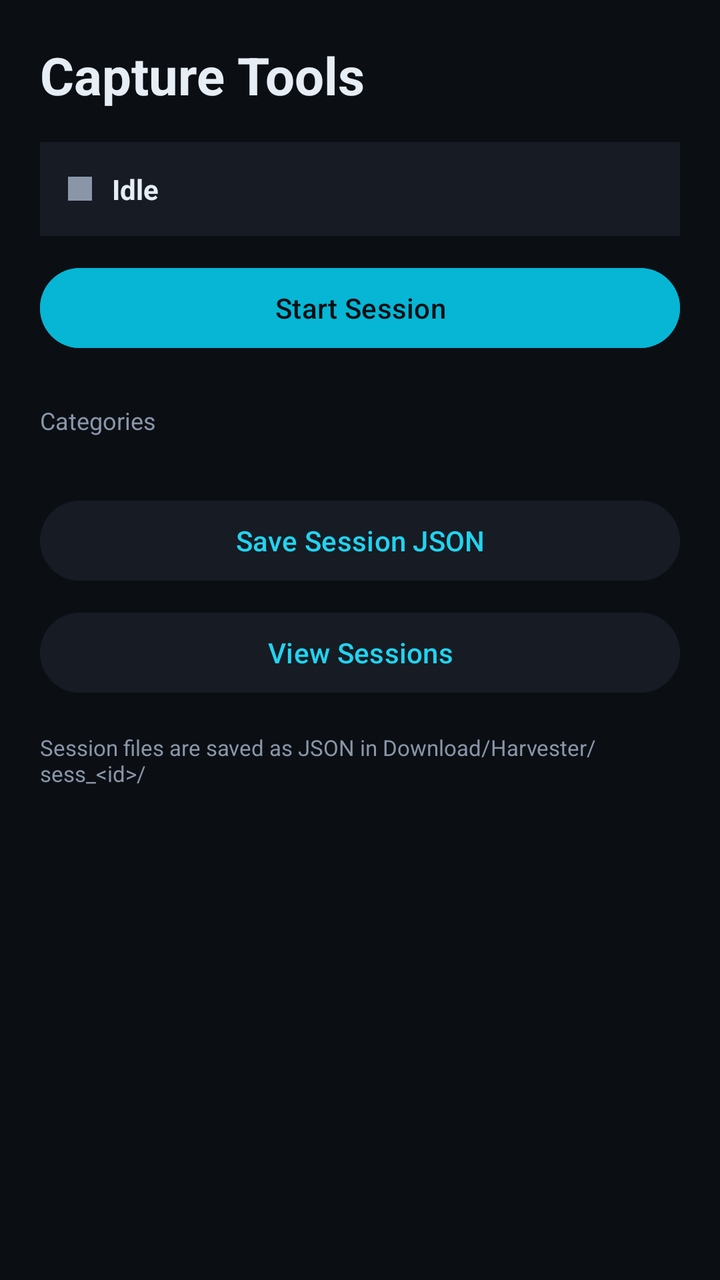
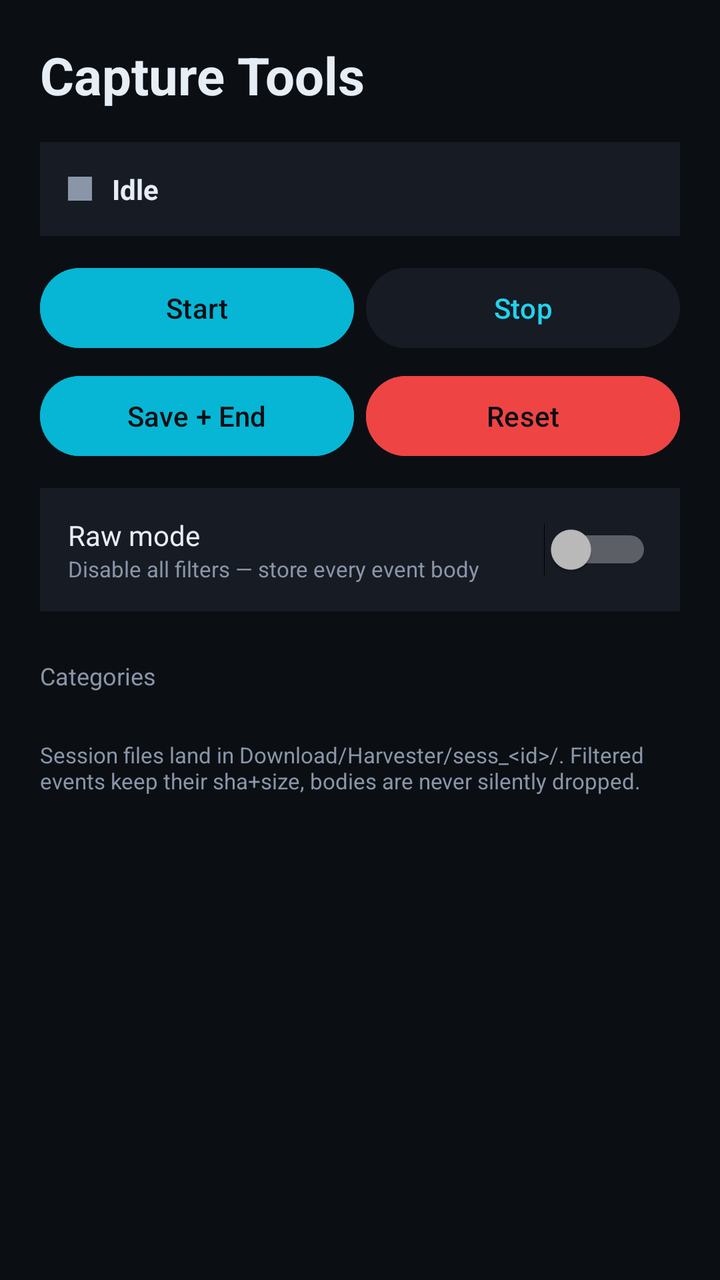

Screens rendered from an Android XML layout before and after an edit, with the pre-edit source and the edit as a unified diff.
<!-- AndroidManifest.xml: application theme Theme.UHCompanion -->
<!-- res/layout/activity_tools.xml -->
<?xml version="1.0" encoding="utf-8"?>
<ScrollView xmlns:android="http://schemas.android.com/apk/res/android"
    android:layout_width="match_parent"
    android:layout_height="match_parent"
    android:background="@color/bg">

    <LinearLayout
        android:layout_width="match_parent"
        android:layout_height="wrap_content"
        android:orientation="vertical"
        android:padding="20dp">

        <TextView
            android:layout_width="wrap_content"
            android:layout_height="wrap_content"
            android:text="Capture Tools"
            android:textColor="@color/text"
            android:textSize="26sp"
            android:textStyle="bold" />

        <LinearLayout
            android:layout_width="match_parent"
            android:layout_height="wrap_content"
            android:layout_marginTop="16dp"
            android:orientation="horizontal"
            android:gravity="center_vertical"
            android:background="@color/surface"
            android:padding="14dp">

            <View
                android:id="@+id/statusPill"
                android:layout_width="12dp"
                android:layout_height="12dp"
                android:background="#8A96A8" />

            <TextView
                android:id="@+id/statusLabel"
                android:layout_width="wrap_content"
                android:layout_height="wrap_content"
                android:layout_marginStart="10dp"
                android:text="Idle"
                android:textColor="@color/text"
                android:textSize="14sp"
                android:textStyle="bold" />

            <TextView
                android:id="@+id/sessionLabel"
                android:layout_width="0dp"
                android:layout_height="wrap_content"
                android:layout_weight="1"
                android:gravity="end"
                android:text=""
                android:textColor="@color/subtext"
                android:textSize="11sp" />
        </LinearLayout>

        <Button
            android:id="@+id/btnToggle"
            android:layout_width="match_parent"
            android:layout_height="wrap_content"
            android:layout_marginTop="12dp"
            android:text="Start Session"
            android:backgroundTint="@color/accent_strong"
            android:textColor="@color/bg" />

        <TextView
            android:layout_width="wrap_content"
            android:layout_height="wrap_content"
            android:layout_marginTop="24dp"
            android:text="Categories"
            android:textColor="@color/subtext"
            android:textSize="12sp" />

        <androidx.recyclerview.widget.RecyclerView
            android:id="@+id/categoryList"
            android:layout_width="match_parent"
            android:layout_height="wrap_content"
            android:layout_marginTop="8dp" />

        <Button
            android:id="@+id/btnSave"
            android:layout_width="match_parent"
            android:layout_height="wrap_content"
            android:layout_marginTop="20dp"
            android:text="Save Session JSON"
            android:backgroundTint="@color/surface"
            android:textColor="@color/accent" />

        <Button
            android:id="@+id/btnViewSessions"
            android:layout_width="match_parent"
            android:layout_height="wrap_content"
            android:layout_marginTop="8dp"
            android:text="View Sessions"
            android:backgroundTint="@color/surface"
            android:textColor="@color/accent" />

        <TextView
            android:layout_width="wrap_content"
            android:layout_height="wrap_content"
            android:layout_marginTop="16dp"
            android:text="Session files are saved as JSON in Download/Harvester/sess_&lt;id&gt;/"
            android:textColor="@color/subtext"
            android:textSize="11sp" />
    </LinearLayout>
</ScrollView>
<!-- resources referenced by this layout -->
<resources>
  <color name="accent">#22D3EE</color>
  <color name="accent_strong">#06B6D4</color>
  <color name="bg">#0B0F14</color>
  <color name="subtext">#8A96A8</color>
  <color name="surface">#161B24</color>
  <color name="text">#E6EDF5</color>
  <style name="Theme.UHCompanion" parent="Theme.Material3.Dark.NoActionBar">
          <item name="android:statusBarColor">@color/bg</item>
          <item name="android:navigationBarColor">@color/bg</item>
          <item name="android:windowLightStatusBar">false</item>
          <item name="colorPrimary">@color/accent</item>
          <item name="colorOnPrimary">@color/bg</item>
          <item name="colorSurface">@color/surface</item>
          <item name="colorOnSurface">@color/text</item>
      </style>
</resources>

<!-- the commit's change to res/layout/activity_tools.xml (unified diff, before → after) -->
@@ -51,17 +51,96 @@
                 android:gravity="end"
                 android:text=""
                 android:textColor="@color/subtext"
-                android:textSize="11sp" />
+                android:textSize="10sp" />
         </LinearLayout>
 
-        <Button
-            android:id="@+id/btnToggle"
+        <LinearLayout
             android:layout_width="match_parent"
             android:layout_height="wrap_content"
             android:layout_marginTop="12dp"
-            android:text="Start Session"
-            android:backgroundTint="@color/accent_strong"
-            android:textColor="@color/bg" />
+            android:orientation="horizontal">
+
+            <Button
+                android:id="@+id/btnStart"
+                android:layout_width="0dp"
+                android:layout_height="wrap_content"
+                android:layout_weight="1"
+                android:text="Start"
+                android:backgroundTint="@color/accent_strong"
+                android:textColor="@color/bg" />
+
+            <Button
+                android:id="@+id/btnStop"
+                android:layout_width="0dp"
+                android:layout_height="wrap_content"
+                android:layout_weight="1"
+                android:layout_marginStart="6dp"
+                android:text="Stop"
+                android:backgroundTint="@color/surface"
+                android:textColor="@color/accent" />
+        </LinearLayout>
+
+        <LinearLayout
+            android:layout_width="match_parent"
+            android:layout_height="wrap_content"
+            android:layout_marginTop="6dp"
+            android:orientation="horizontal">
+
+            <Button
+                android:id="@+id/btnSave"
+                android:layout_width="0dp"
+                android:layout_height="wrap_content"
+                android:layout_weight="1"
+                android:text="Save + End"
+                android:backgroundTint="@color/accent_strong"
+                android:textColor="@color/bg" />
+
+            <Button
+                android:id="@+id/btnReset"
+                android:layout_width="0dp"
+                android:layout_height="wrap_content"
+                android:layout_weight="1"
+                android:layout_marginStart="6dp"
+                android:text="Reset"
+                android:backgroundTint="@color/red"
+                android:textColor="@color/bg" />
+        </LinearLayout>
+
+        <LinearLayout
+            android:layout_width="match_parent"
+            android:layout_height="wrap_content"
+            android:layout_marginTop="12dp"
+            android:orientation="horizontal"
+            android:gravity="center_vertical"
+            android:background="@color/surface"
+            android:padding="14dp">
+
+            <LinearLayout
+                android:layout_width="0dp"
+                android:layout_height="wrap_content"
+                android:layout_weight="1"
+                android:orientation="vertical">
+
+                <TextView
+                    android:layout_width="wrap_content"
+                    android:layout_height="wrap_content"
+                    android:text="Raw mode"
+                    android:textColor="@color/text"
+                    android:textSize="14sp" />
+
+                <TextView
+                    android:layout_width="wrap_content"
+                    android:layout_height="wrap_content"
+                    android:text="Disable all filters — store every event body"
+                    android:textColor="@color/subtext"
+                    android:textSize="11sp" />
+            </LinearLayout>
+
+            <Switch
+                android:id="@+id/switchRaw"
+                android:layout_width="wrap_content"
+                android:layout_height="wrap_content" />
+        </LinearLayout>
 
         <TextView
             android:layout_width="wrap_content"
@@ -77,29 +156,11 @@
             android:layout_height="wrap_content"
             android:layout_marginTop="8dp" />
 
-        <Button
-            android:id="@+id/btnSave"
-            android:layout_width="match_parent"
-            android:layout_height="wrap_content"
-            android:layout_marginTop="20dp"
-            android:text="Save Session JSON"
-            android:backgroundTint="@color/surface"
-            android:textColor="@color/accent" />
-
-        <Button
-            android:id="@+id/btnViewSessions"
-            android:layout_width="match_parent"
-            android:layout_height="wrap_content"
-            android:layout_marginTop="8dp"
-            android:text="View Sessions"
-            android:backgroundTint="@color/surface"
-            android:textColor="@color/accent" />
-
         <TextView
             android:layout_width="wrap_content"
             android:layout_height="wrap_content"
             android:layout_marginTop="16dp"
-            android:text="Session files are saved as JSON in Download/Harvester/sess_&lt;id&gt;/"
+            android:text="Session files land in Download/Harvester/sess_&lt;id&gt;/. Filtered events keep their sha+size, bodies are never silently dropped."
             android:textColor="@color/subtext"
             android:textSize="11sp" />
     </LinearLayout>
<!-- resource entries referenced after the edit -->
@@ -3,6 +3,7 @@
   <color name="accent">#22D3EE</color>
   <color name="accent_strong">#06B6D4</color>
   <color name="bg">#0B0F14</color>
+  <color name="red">#EF4444</color>
   <color name="subtext">#8A96A8</color>
   <color name="surface">#161B24</color>
   <color name="text">#E6EDF5</color>
